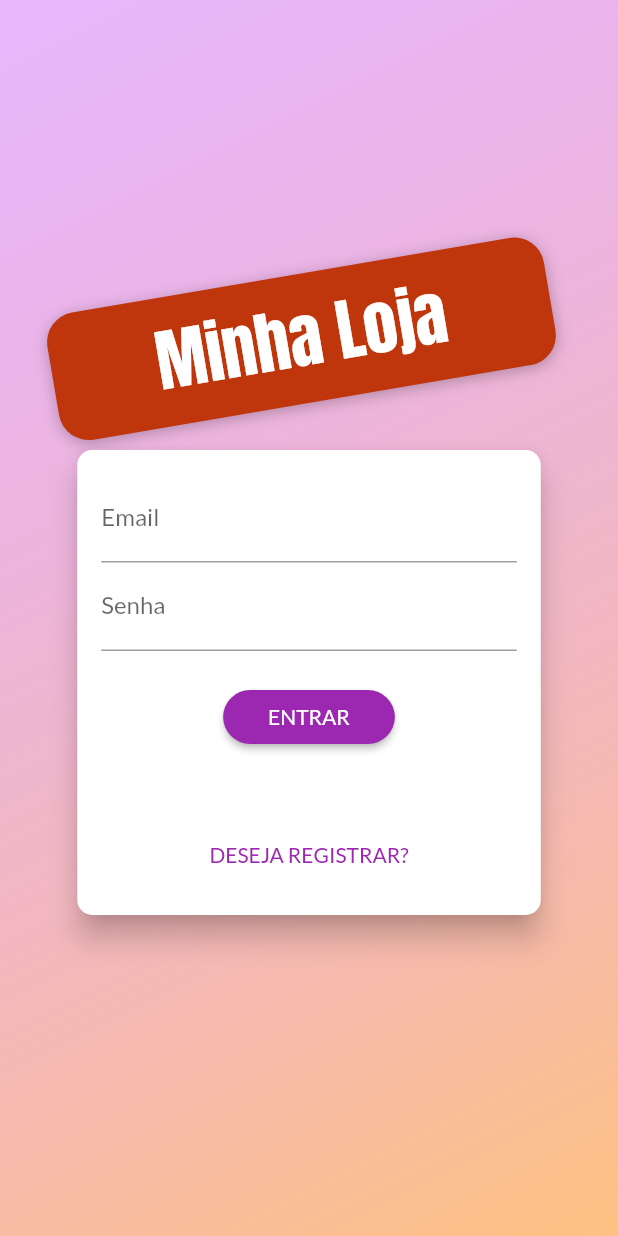
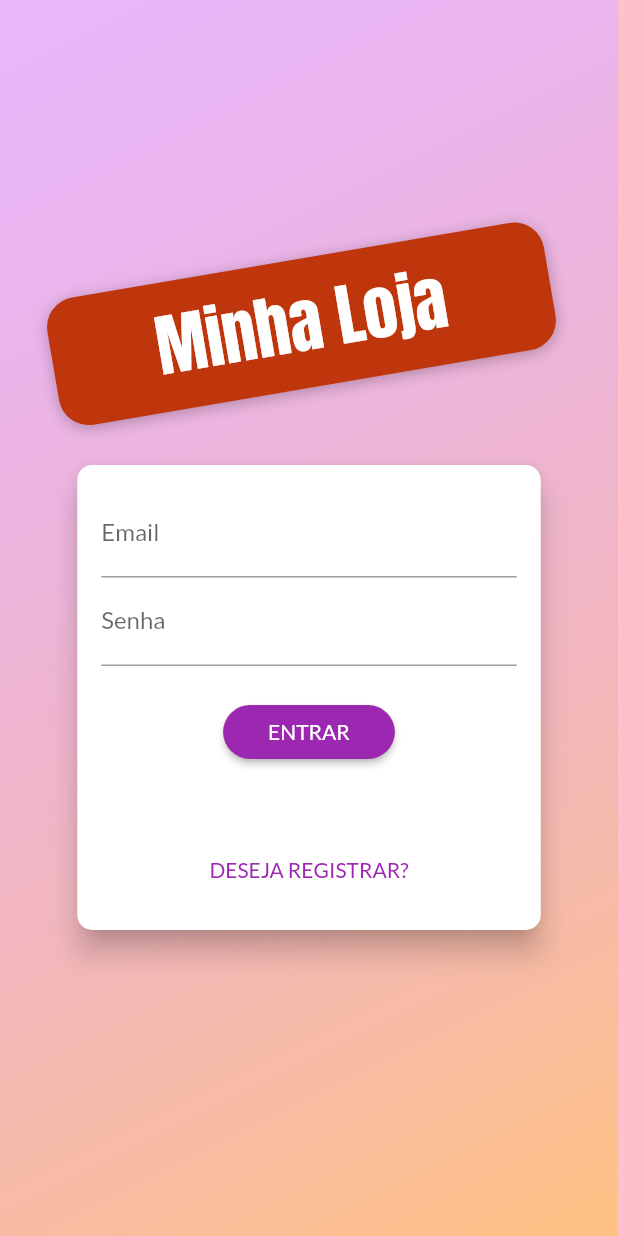
Before and after one commit to lucianopalhares/shop-flutter, a Flutter app: the screen it shows after launch, on a phone screen of 412 x 824 dp. Run offline on Flutter 3.47's test engine with Material 2 defaults, Android fonts, the phone set to English and light mode, and no system bars.

Commit message:
subir um pouco o titulo do form de login

```diff
--- a/lib/pages/auth_page.dart
+++ b/lib/pages/auth_page.dart
@@ -30,6 +30,9 @@ class AuthPage extends StatelessWidget {
               crossAxisAlignment: CrossAxisAlignment.center,
               children: [
                 Container(
+                  margin: const EdgeInsets.only(
+                    bottom: 20
+                  ),
                   padding: const EdgeInsets.symmetric(
                     vertical: 10,
                     horizontal: 70
```
